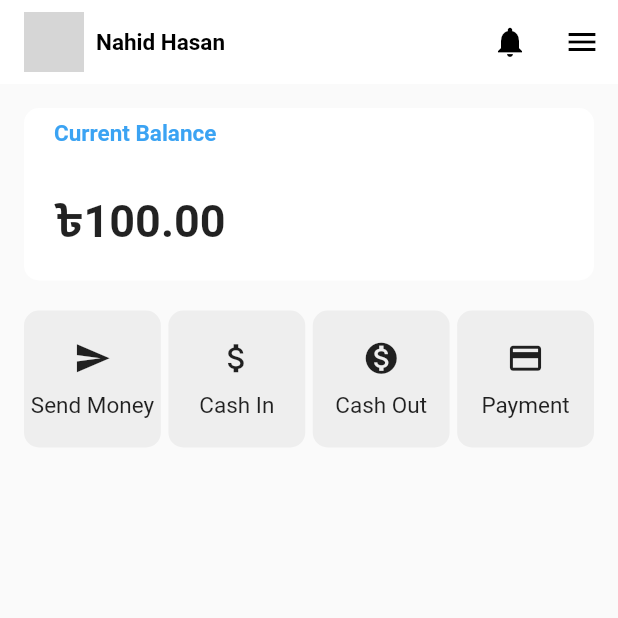
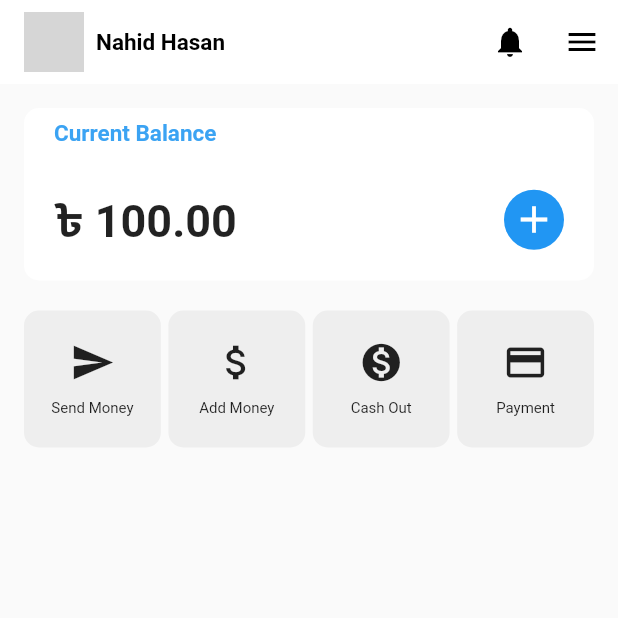
Before and after one commit to Nahidjc/tcash-app, a Flutter app: the screen it shows after launch, on a phone screen of 412 x 824 dp, the top half of it. Run offline on Flutter 3.47's test engine with Material 2 defaults, Android fonts, the phone set to English and light mode, and no system bars; our stand-ins replace fluttertoast; network calls fail; grey boxes are pictures that could not be loaded.

Commit message:
move add icon center right

```diff
--- a/lib/pages/home_page.dart
+++ b/lib/pages/home_page.dart
@@ -31,12 +31,12 @@ class GridItem extends StatelessWidget {
         children: [
           Icon(
             icon,
-            size: 25,
+            size: 30,
           ),
           const SizedBox(height: 10),
           Text(
             title,
-            style: const TextStyle(fontSize: 15),
+            style: const TextStyle(fontSize: 10),
           ),
         ],
       ),
@@ -86,11 +86,26 @@ class _HomePageState extends State<HomePage> {
                       Container(
                         padding: const EdgeInsets.all(20),
                         alignment: Alignment.centerLeft,
-                        child: const Text(
-                          '\৳100.00',
+                        child: Row(children: const [
+                          Expanded(
+                              child: Text(
+                            '৳ 100.00',
                           style: TextStyle(
                               fontSize: 30, fontWeight: FontWeight.bold),
-                        ),
+                          )),
+                          Align(
+                            alignment: Alignment.centerRight,
+                            child: CircleAvatar(
+                              backgroundColor: Colors.blue,
+                              radius: 20,
+                              child: Icon(
+                                Icons.add,
+                                color: Colors.white,
+                                size: 30,
+                              ),
+                            ),
+                          )
+                        ]),
                       ),
                     ],
                   ),
@@ -108,7 +123,7 @@ class _HomePageState extends State<HomePage> {
                         icon: Icons.send),
                     GridItem(
                         key: UniqueKey(),
-                        title: 'Cash In',
+                        title: 'Add Money',
                         icon: Icons.attach_money),
                     GridItem(
                         key: UniqueKey(),
```
